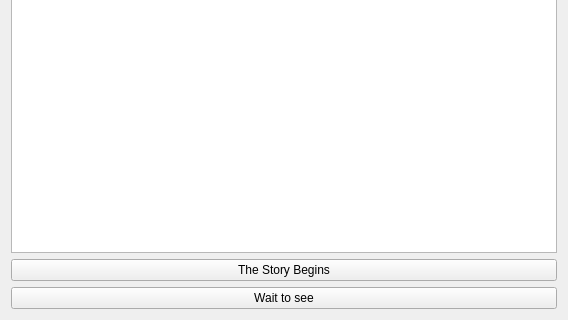
Qt form gui-demo/dialog.ui (alanzchen/CStory) before a commit; both pictures show x 0 to 568 and y 219 to 539 of the 568 by 539 pixel window.
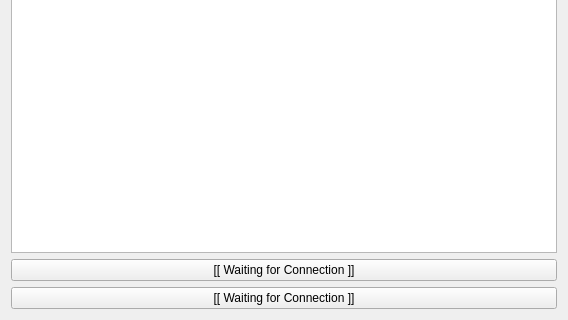
The same form after that commit.

The edit to the form file:
```diff
--- a/gui-demo/dialog.ui
+++ b/gui-demo/dialog.ui
@@ -57,7 +57,7 @@
       <enum>Qt::NoFocus</enum>
      </property>
      <property name="text">
-      <string>The Story Begins</string>
+      <string>[[ Waiting for Connection ]]</string>
      </property>
      <property name="autoDefault">
       <bool>false</bool>
@@ -73,7 +73,7 @@
       <enum>Qt::NoFocus</enum>
      </property>
      <property name="text">
-      <string>Wait to see</string>
+      <string>[[ Waiting for Connection ]]</string>
      </property>
      <property name="autoDefault">
       <bool>false</bool>
```
Left out of the diff: 15 changed lines with no effect on the pictures.
